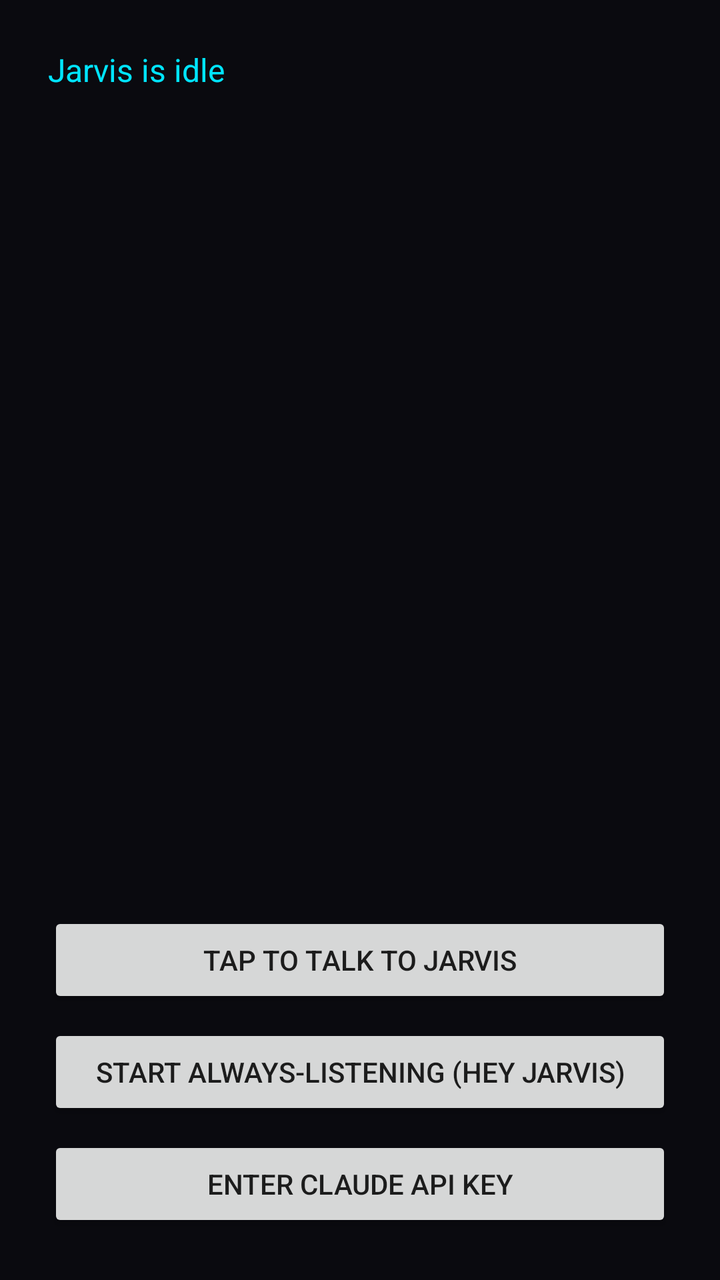
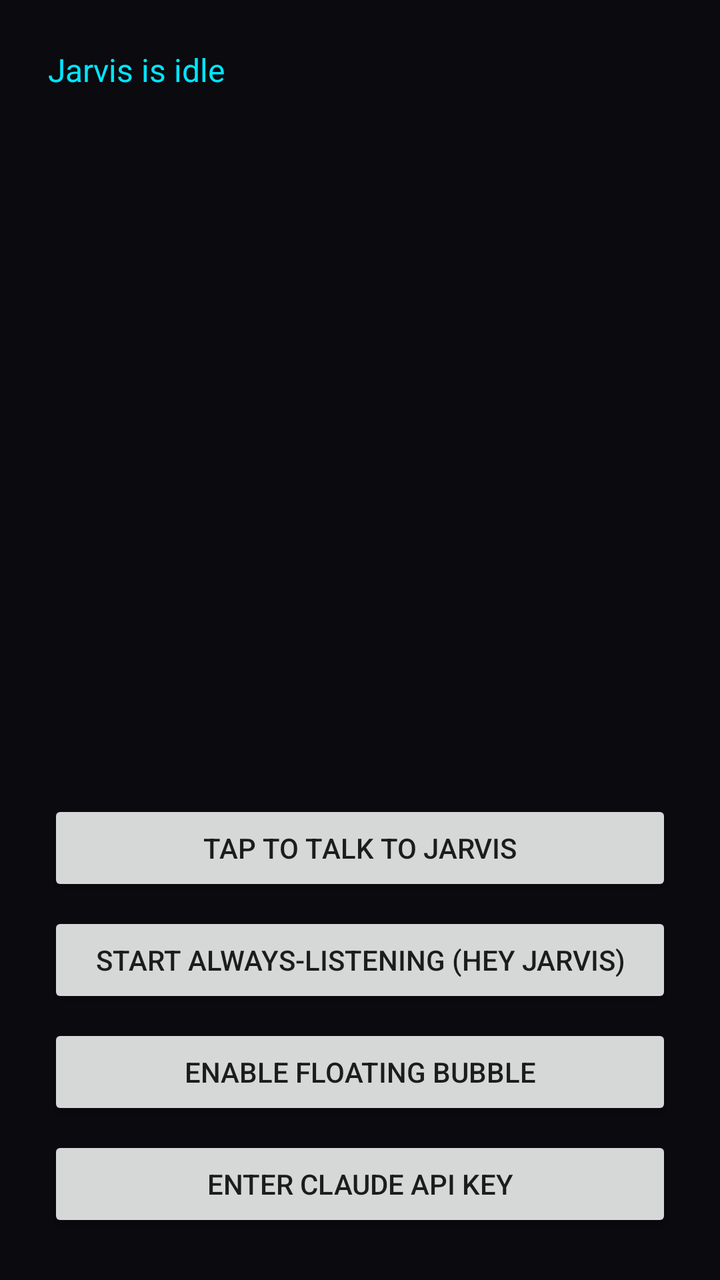

Before-and-after screenshots of an Android layout around one commit, followed by the original layout XML and the change that was made.
<!-- AndroidManifest.xml: application theme Theme.Jarvis -->
<!-- res/layout/activity_main.xml -->
<?xml version="1.0" encoding="utf-8"?>
<LinearLayout xmlns:android="http://schemas.android.com/apk/res/android"
    android:layout_width="match_parent"
    android:layout_height="match_parent"
    android:orientation="vertical"
    android:background="#0A0A0F"
    android:padding="24dp">

    <TextView
        android:id="@+id/statusText"
        android:layout_width="match_parent"
        android:layout_height="wrap_content"
        android:text="Jarvis is idle"
        android:textColor="#00E5FF"
        android:textSize="16sp"
        android:paddingBottom="12dp" />

    <ScrollView
        android:layout_width="match_parent"
        android:layout_height="0dp"
        android:layout_weight="1">

        <TextView
            android:id="@+id/conversationLog"
            android:layout_width="match_parent"
            android:layout_height="wrap_content"
            android:textColor="#FFFFFF"
            android:textSize="14sp" />
    </ScrollView>

    <Button
        android:id="@+id/micButton"
        android:layout_width="match_parent"
        android:layout_height="wrap_content"
        android:layout_marginTop="16dp"
        android:text="Tap to talk to Jarvis" />

    <Button
        android:id="@+id/serviceToggleButton"
        android:layout_width="match_parent"
        android:layout_height="wrap_content"
        android:layout_marginTop="8dp"
        android:text="Start always-listening (Hey Jarvis)" />

    <Button
        android:id="@+id/settingsButton"
        android:layout_width="match_parent"
        android:layout_height="wrap_content"
        android:layout_marginTop="8dp"
        android:text="Enter Claude API Key" />

</LinearLayout>
<!-- resources referenced by this layout -->
<resources>
  <style name="Theme.Jarvis" parent="Theme.MaterialComponents.DayNight.NoActionBar">
          <item name="colorPrimary">#00E5FF</item>
          <item name="colorPrimaryDark">#000000</item>
          <item name="android:windowBackground">#0A0A0F</item>
      </style>
</resources>

<!-- the commit's change to res/layout/activity_main.xml (unified diff, before → after) -->
@@ -43,6 +43,13 @@
         android:text="Start always-listening (Hey Jarvis)" />
 
     <Button
+        android:id="@+id/bubbleToggleButton"
+        android:layout_width="match_parent"
+        android:layout_height="wrap_content"
+        android:layout_marginTop="8dp"
+        android:text="Enable Floating Bubble" />
+
+    <Button
         android:id="@+id/settingsButton"
         android:layout_width="match_parent"
         android:layout_height="wrap_content"
